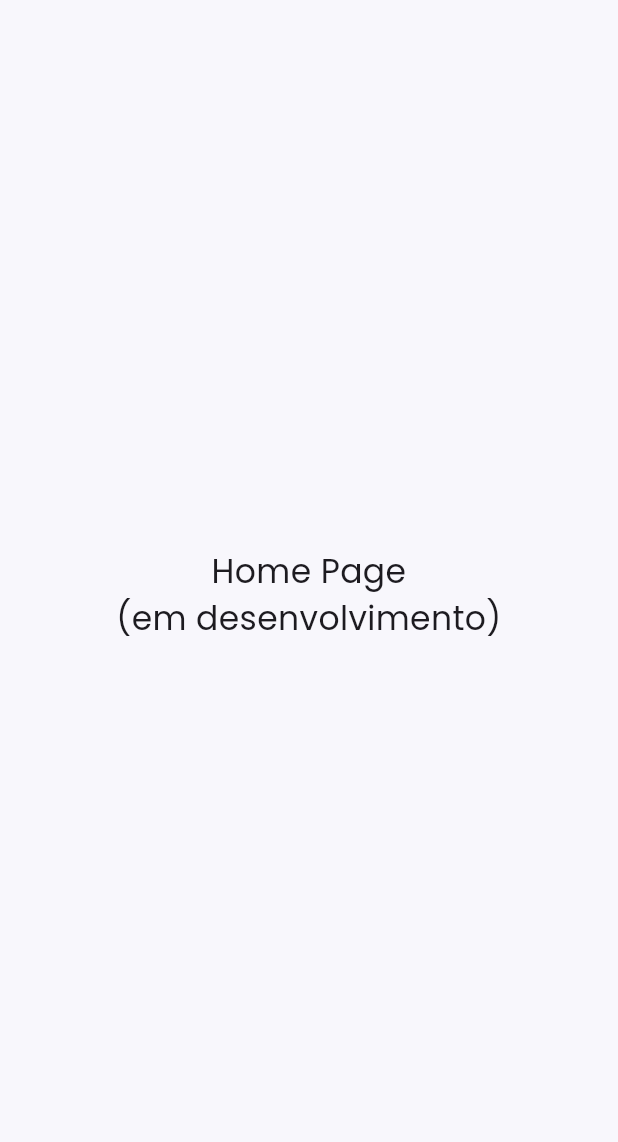
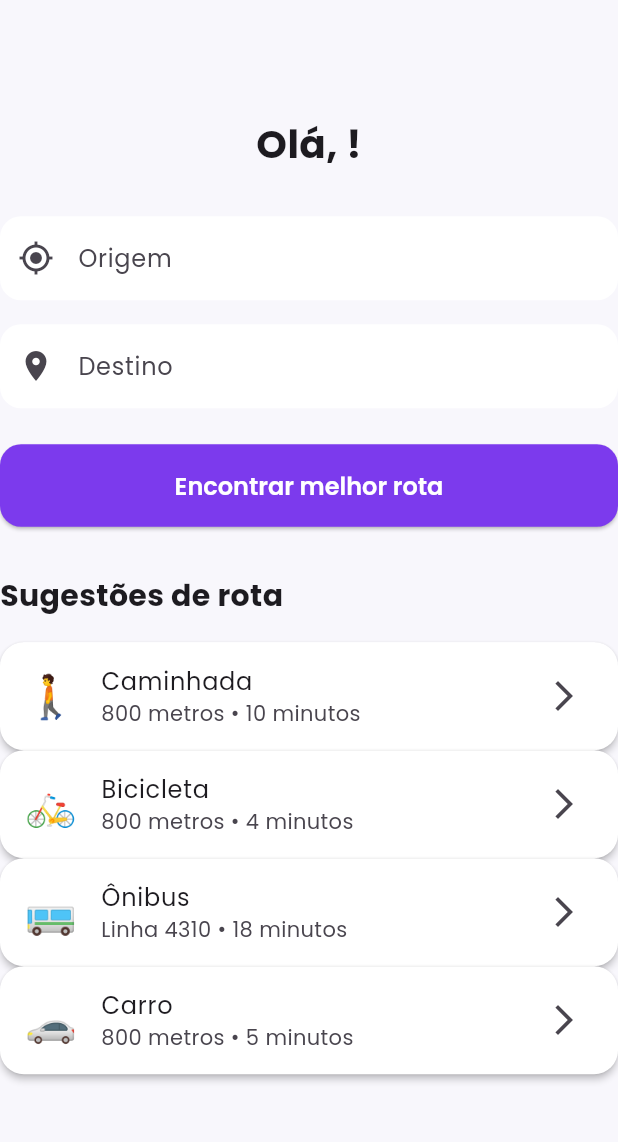
Before and after one commit to engcluizsantos/cheguei, a Flutter app: the HomePage screen opened by its route, on a phone screen of 412 x 824 dp, the part 65-1207 px from its top. Run offline on Flutter 3.47's test engine with Material 3 defaults, Android fonts, the phone set to English and light mode, and no system bars; our stand-ins replace flutter_riverpod, go_router, google_fonts, hive_flutter; accounts and stored records are empty.

Commit message:
Implementa fluxo completo de autenticação, perfil e estrutura inicial da Home

```diff
--- /dev/null
+++ b/lib/core/widgets/recommendation_card.dart
@@ -0,0 +1,32 @@
+import 'package:flutter/material.dart';
+
+class RecommendationCard extends StatelessWidget {
+  final String emoji;
+  final String title;
+  final String subtitle;
+  final VoidCallback? onTap;
+
+  const RecommendationCard({
+    super.key,
+    required this.emoji,
+    required this.title,
+    required this.subtitle,
+    this.onTap,
+  });
+
+  @override
+  Widget build(BuildContext context) {
+    return Card(
+      child: ListTile(
+        leading: Text(
+          emoji,
+          style: const TextStyle(fontSize: 28),
+        ),
+        title: Text(title),
+        subtitle: Text(subtitle),
+        trailing: const Icon(Icons.arrow_forward_ios),
+        onTap: onTap,
+      ),
+    );
+  }
+}
--- a/lib/screens/auth/login_page.dart
+++ b/lib/screens/auth/login_page.dart
@@ -86,7 +86,13 @@ class _LoginPageState extends State<LoginPage> {
                         return;
                       }
 
-                      context.go(AppRoutes.profile);
+                      //context.go(AppRoutes.profile);
+
+                      if (user.firstAccess) {
+                        context.go(AppRoutes.profile);
+                      } else {
+                        context.go(AppRoutes.home);
+                      }
 
                       /*ScaffoldMessenger.of(context).showSnackBar(
                         const SnackBar(
--- a/lib/screens/home/home_page.dart
+++ b/lib/screens/home/home_page.dart
@@ -1,19 +1,116 @@
+import 'package:cheguei/services/storage/storage_service.dart';
 import 'package:flutter/material.dart';
+import 'package:cheguei/core/widgets/cheguei_textfield.dart';
+import 'package:cheguei/core/widgets/cheguei_button.dart';
+import 'package:cheguei/core/widgets/recommendation_card.dart';
 
-class HomePage extends StatelessWidget {
+class HomePage extends StatefulWidget {
   const HomePage({super.key});
+
+  @override
+  State<HomePage> createState() => _HomePageState();
+}
+
+class _HomePageState extends State<HomePage> {
+  String userName = '';
+
+  final originController = TextEditingController();
+  final destinationController = TextEditingController();
+
+  @override
+  void initState() {
+    super.initState();
+
+    final user = StorageService.getUser();
+
+    if (user != null) {
+      userName = user.name;
+    }
+  }
+
+  @override
+  void dispose() {
+    originController.dispose();
+    destinationController.dispose();
+    super.dispose();
+  }
 
   @override
   Widget build(BuildContext context) {
     return Scaffold(
-      appBar: AppBar(
-        title: const Text('Cheguei'),
-      ),
-      body: const Center(
-        child: Text(
-          'Home Page\n(em desenvolvimento)',
-          textAlign: TextAlign.center,
-          style: TextStyle(fontSize: 22),
+      appBar: AppBar(title: const Text('Cheguei')),
+      body: Center(
+        child: Column(
+          mainAxisAlignment: MainAxisAlignment.center,
+          children: [
+            Text(
+              'Olá, $userName!',
+              style: const TextStyle(fontSize: 26, fontWeight: FontWeight.bold),
+            ),
+
+            const SizedBox(height: 30),
+
+            ChegueiTextField(
+              controller: originController,
+              label: 'Origem',
+              hint: 'Digite o local de origem',
+              prefixIcon: Icons.my_location,
+            ),
+
+            const SizedBox(height: 16),
+
+            ChegueiTextField(
+              controller: destinationController,
+              label: 'Destino',
+              hint: 'Digite o destino',
+              prefixIcon: Icons.location_on,
+            ),
+
+            const SizedBox(height: 24),
+
+            ChegueiButton(text: 'Encontrar melhor rota', onPressed: () {}),
+
+            //Card de Caminhada
+            const SizedBox(height: 32),
+
+            Align(
+              alignment: Alignment.centerLeft,
+              child: Text(
+                'Sugestões de rota',
+                style: TextStyle(fontSize: 20, fontWeight: FontWeight.bold),
+              ),
+            ),
+
+            const SizedBox(height: 16),
+
+            RecommendationCard(
+              emoji: '🚶',
+              title: 'Caminhada',
+              subtitle: '800 metros • 10 minutos',
+              onTap: () {},
+            ),
+
+            RecommendationCard(
+              emoji: '🚲',
+              title: 'Bicicleta',
+              subtitle: '800 metros • 4 minutos',
+              onTap: () {},
+            ),
+
+            RecommendationCard(
+              emoji: '🚌',
+              title: 'Ônibus',
+              subtitle: 'Linha 4310 • 18 minutos',
+              onTap: () {},
+            ),
+
+            RecommendationCard(
+              emoji: '🚗',
+              title: 'Carro',
+              subtitle: '800 metros • 5 minutos',
+              onTap: () {},
+            ),
+          ],
         ),
       ),
     );
--- a/lib/screens/profile/profile_page.dart
+++ b/lib/screens/profile/profile_page.dart
@@ -48,6 +48,33 @@ class _ProfilePageState extends State<ProfilePage> {
     preferLowestCost = user!.preferLowestCost;
     avoidTransfers = user!.avoidTransfers;
     needAccessibility = user!.needAccessibility;
+  }
+
+  Future<void> saveProfile() async {
+    if (user == null) return;
+
+    final updatedUser = user!.copyWith(
+      name: nameController.text.trim(),
+      age: int.tryParse(ageController.text) ?? 0,
+
+      isElderly: isElderly,
+      isPregnant: isPregnant,
+      hasDisability: hasDisability,
+      reducedMobility: reducedMobility,
+
+      preferShortestTime: preferShortestTime,
+      preferLowestCost: preferLowestCost,
+      avoidTransfers: avoidTransfers,
+      needAccessibility: needAccessibility,
+
+      firstAccess: false,
+    );
+
+    await StorageService.updateUser(updatedUser);
+
+    if (!mounted) return;
+
+    context.go(AppRoutes.home);
   }
 
   @override
@@ -181,12 +208,7 @@ class _ProfilePageState extends State<ProfilePage> {
 
                 const SizedBox(height: 32),
 
-                ChegueiButton(
-                  text: 'Salvar Perfil',
-                  onPressed: () {
-                    context.go(AppRoutes.home);
-                  },
-                ),
+                ChegueiButton(text: 'Salvar Perfil', onPressed: saveProfile),
 
                 //ChegueiButton(text: 'Salvar Perfil', onPressed: () {}),
               ],
```
